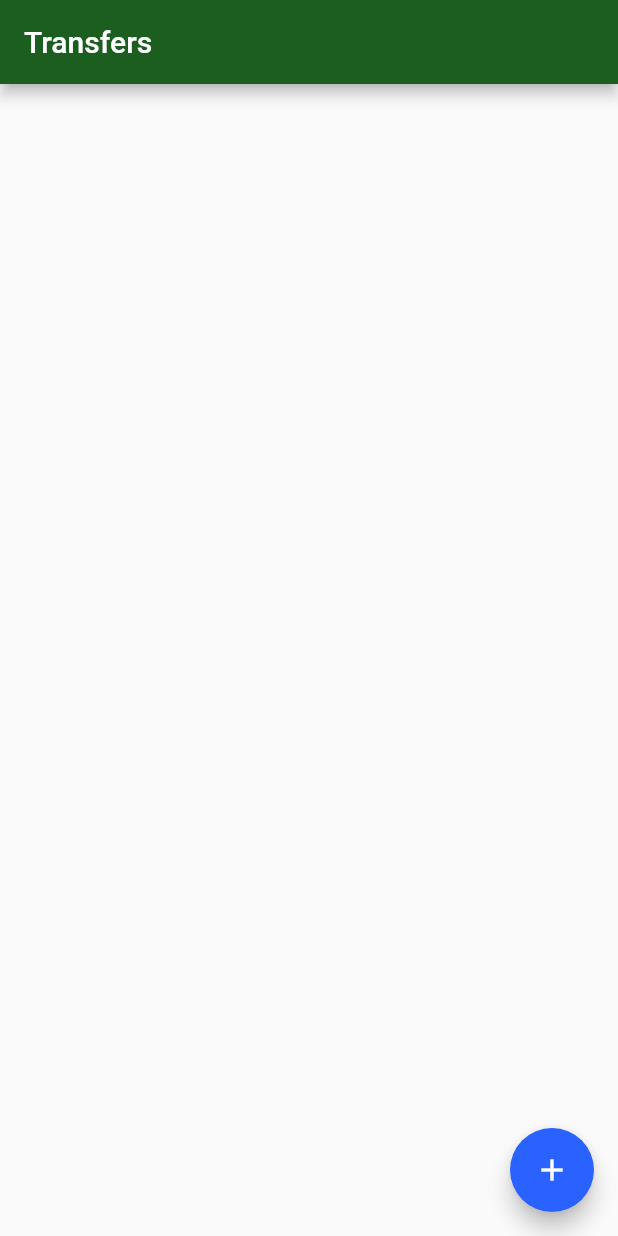
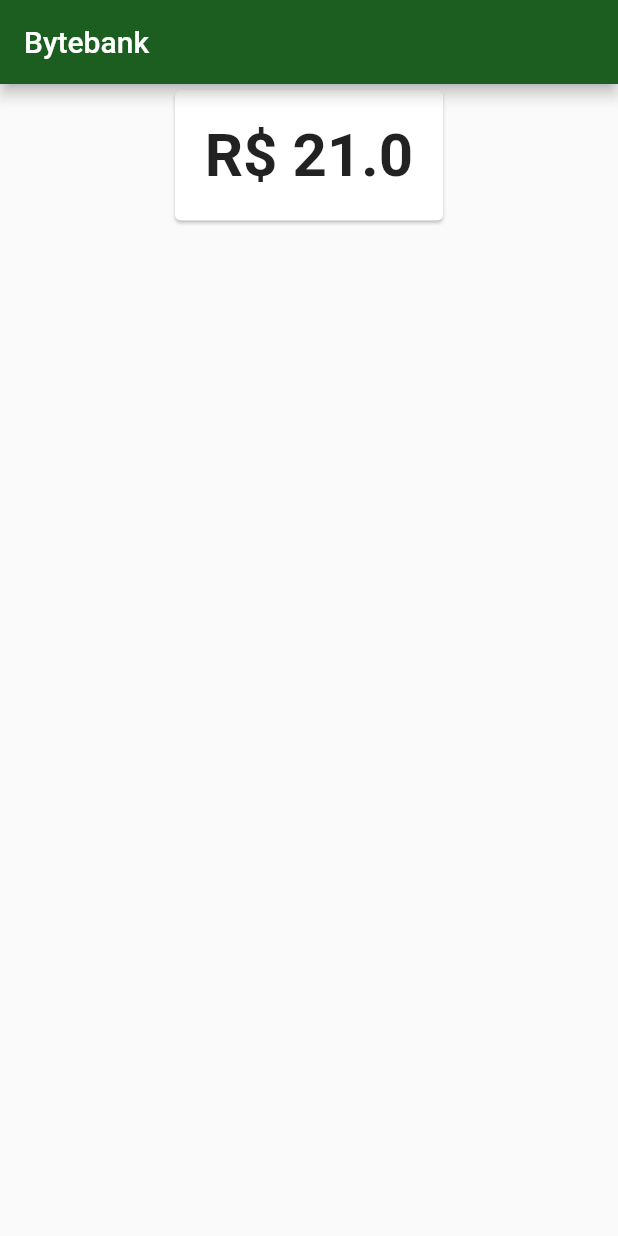
Before and after one commit to MagnunAVF/bytebank, a Flutter app: the screen it shows after launch, on a phone screen of 412 x 824 dp. Run offline on Flutter 3.47's test engine with Material 2 defaults, Android fonts, the phone set to English and light mode, and no system bars.

Commit message:
Create Dashboard and Balance StatelessWidgets

```diff
--- a/lib/main.dart
+++ b/lib/main.dart
@@ -1,4 +1,4 @@
-import 'package:bytebank/screens/transfer/list.dart';
+import 'file:///C:/FlutterProjects/bytebank/lib/screens/dashboards/dashboard.dart';
 import 'package:flutter/material.dart';
 
 void main() => runApp(BytebankApp());
@@ -15,7 +15,7 @@ class BytebankApp extends StatelessWidget {
           textTheme: ButtonTextTheme.primary,
         ),
       ),
-      home: TransfersList(),
+      home: Dashboard(),
     );
   }
 }
--- /dev/null
+++ b/lib/models/balance.dart
@@ -0,0 +1,10 @@
+class Balance {
+  final double value;
+
+  Balance(this.value);
+
+  @override
+  String toString() {
+    return 'R\$ $value';
+  }
+}
--- /dev/null
+++ b/lib/screens/dashboards/balance.dart
@@ -0,0 +1,25 @@
+import 'package:bytebank/models/balance.dart';
+import 'package:flutter/material.dart';
+
+class BalanceCard extends StatelessWidget {
+  final Balance balance;
+
+  BalanceCard(this.balance);
+
+  @override
+  Widget build(BuildContext context) {
+    return Card(
+      child: Padding(
+        padding: EdgeInsets.all(20.0),
+        child: Text(
+          balance.toString(),
+          textAlign: TextAlign.center,
+          style: TextStyle(
+            fontSize: 40,
+            fontWeight: FontWeight.bold,
+          ),
+        ),
+      ),
+    );
+  }
+}
--- /dev/null
+++ b/lib/screens/dashboards/dashboard.dart
@@ -0,0 +1,20 @@
+import 'file:///C:/FlutterProjects/bytebank/lib/screens/dashboards/balance.dart';
+import 'package:bytebank/models/balance.dart';
+import 'package:flutter/material.dart';
+
+const _appBarTitle = 'Bytebank';
+
+class Dashboard extends StatelessWidget {
+  @override
+  Widget build(BuildContext context) {
+    return Scaffold(
+      appBar: AppBar(title: Text(_appBarTitle)),
+      body: Align(
+        alignment: Alignment.topCenter,
+        child: BalanceCard(
+          Balance(21.00),
+        ),
+      ),
+    );
+  }
+}
```
Also changed, not shown: 1 other file.
